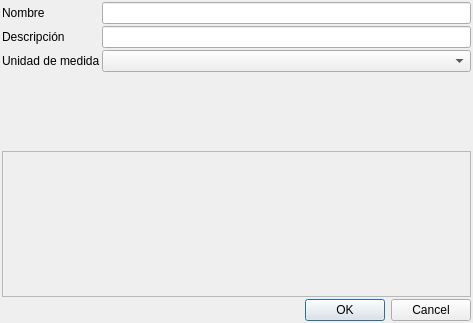
Old version of the form mksPlanner/views/dlgmaterialeditor.ui in the repository diegowald/mksPlanner.
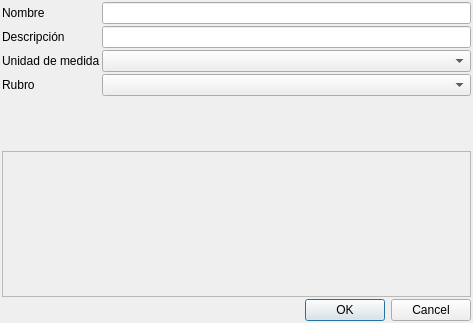
New version of the form.

Commit message: Se agrega la funcionalidad de rubros. Se agrega la funcionalidad de update de base de datos.

```diff
--- a/mksPlanner/views/dlgmaterialeditor.ui
+++ b/mksPlanner/views/dlgmaterialeditor.ui
@@ -79,6 +79,19 @@
      <item row="2" column="1">
       <widget class="QComboBox" name="cboUnit"/>
      </item>
+     <item row="4" column="0">
+      <widget class="QLabel" name="label_4">
+       <property name="text">
+        <string>Rubro</string>
+       </property>
+       <property name="buddy">
+        <cstring>cboRubro</cstring>
+       </property>
+      </widget>
+     </item>
+     <item row="4" column="1">
+      <widget class="QComboBox" name="cboRubro"/>
+     </item>
     </layout>
    </item>
    <item>
```
Left out of the diff: 4 changed lines with no effect on the pictures. The commit also changes 25 other files.
